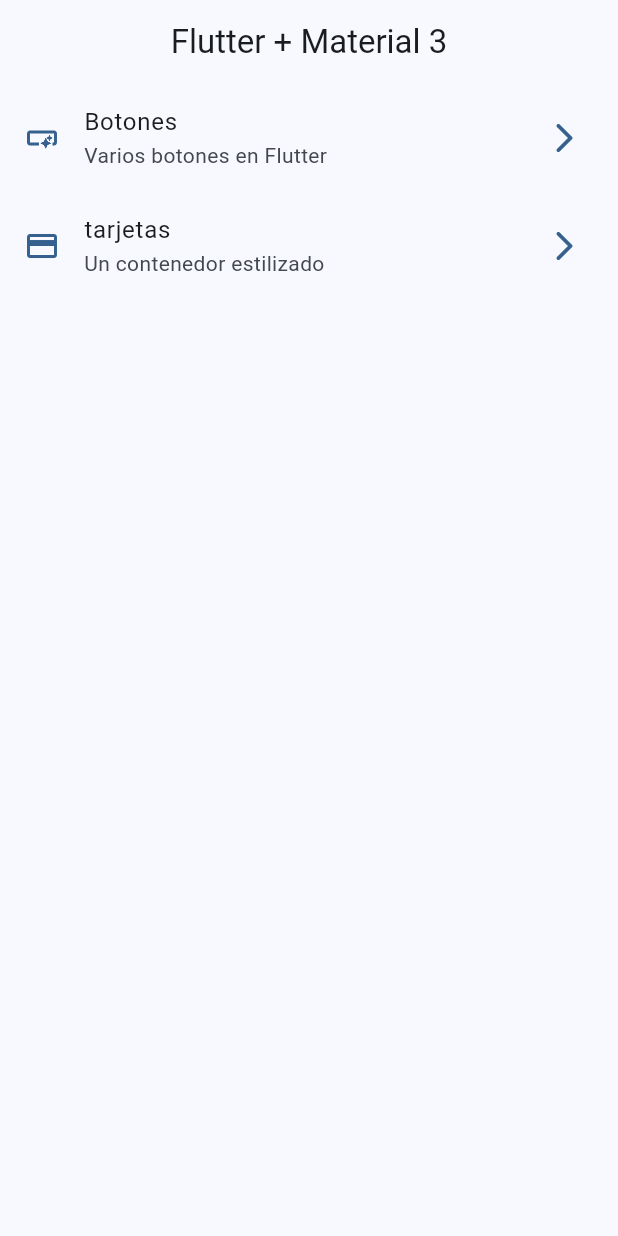
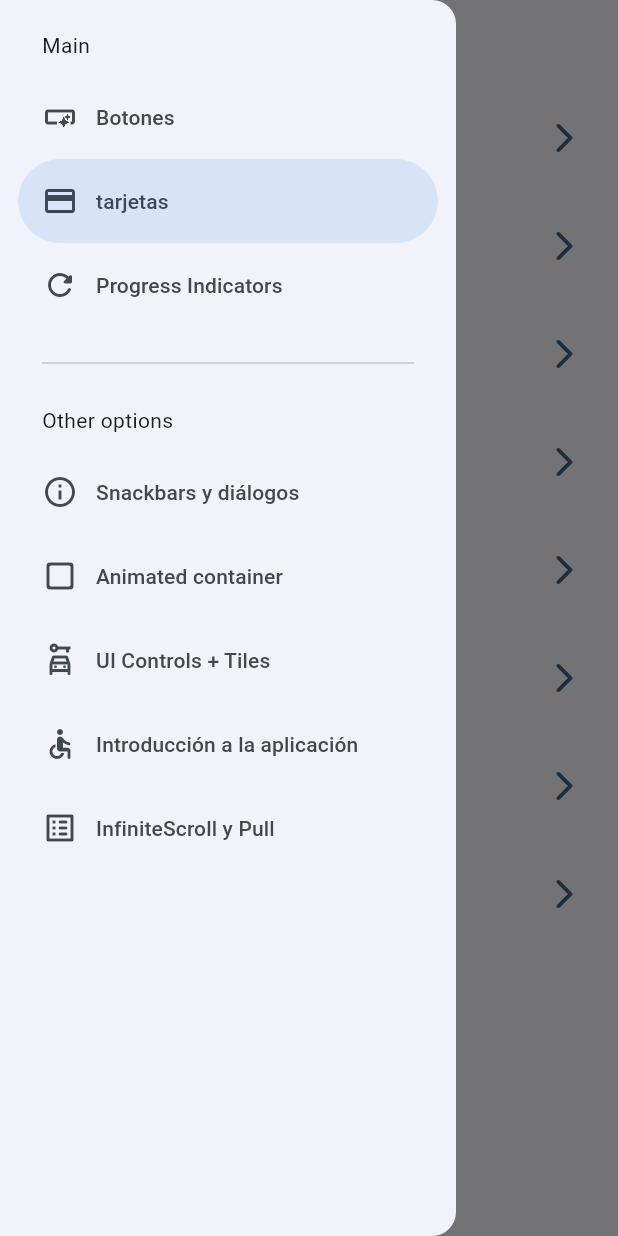
Before and after one commit to GerardSeef/widget_app, a Flutter app: the screen it shows after launch, with the side drawer open (before the commit the screen has no drawer), on a phone screen of 412 x 824 dp. Run offline on Flutter 3.47's test engine with Material 2 defaults, Android fonts, the phone set to English and light mode, and no system bars; our stand-ins replace go_router.

Commit message:
ultimos cambios y revision

```diff
--- a/lib/config/menu/menu_items.dart
+++ b/lib/config/menu/menu_items.dart
@@ -2,13 +2,13 @@ import 'package:flutter/material.dart' show IconData, Icons;
 
 class MenuItem {
   final String title;
-  final String subtitle;
+  final String subTitle;
   final String link;
   final IconData icon;
 
   const MenuItem(
       {required this.title,
-      required this.subtitle,
+      required this.subTitle,
       required this.link,
       required this.icon});
 }
@@ -16,14 +16,56 @@ class MenuItem {
 const appMenuItems = <MenuItem>[
   MenuItem(
     title: 'Botones',
-    subtitle: 'Varios botones en Flutter',
+    subTitle: 'Varios botones en Flutter',
     link: '/buttons',
     icon: Icons.smart_button_outlined
     ),
     MenuItem(
     title: 'tarjetas',
-    subtitle: 'Un contenedor estilizado',
+    subTitle: 'Un contenedor estilizado',
     link: '/cards',
     icon: Icons.credit_card
     ),
+
+  MenuItem(
+    title: 'Progress Indicators',
+    subTitle: 'Generales y controlados',
+    link: '/progress',
+    icon: Icons.refresh_rounded
+  ),
+
+  MenuItem(
+    title: 'Snackbars y diálogos',
+    subTitle: 'Indicadores en pantalla',
+    link: '/snackbars',
+    icon: Icons.info_outline
+  ),
+
+  MenuItem(
+    title: 'Animated container',
+    subTitle: 'Stateful widget animado',
+    link: '/animated',
+    icon: Icons.check_box_outline_blank_rounded
+  ),
+
+  MenuItem(
+    title: 'UI Controls + Tiles',
+    subTitle: 'Una serie de controles de Flutter',
+    link: '/ui-controls',
+    icon: Icons.car_rental_outlined
+  ),
+
+  MenuItem(
+    title: 'Introducción a la aplicación',
+    subTitle: 'Pequeño tutorial introductorio',
+    link: '/tutorial',
+    icon: Icons.accessible_rounded
+  ),
+
+  MenuItem(
+    title: 'InfiniteScroll y Pull',
+    subTitle: 'Listas infinitas y pull to refresh',
+    link: '/infinite',
+    icon: Icons.list_alt_rounded
+  ),
 ];
--- a/lib/presentation/buttons/buttons_screen.dart
+++ b/lib/presentation/buttons/buttons_screen.dart
@@ -114,9 +114,9 @@ class CustomButton extends StatelessWidget {
           onTap: () {
 
           },
-          child: Padding(
-            padding: const EdgeInsets.symmetric(horizontal: 20, vertical: 10),
-            child: const Text('Hola mundo', style: TextStyle(color: Colors.white),),
+          child: const Padding(
+            padding: EdgeInsets.symmetric(horizontal: 20, vertical: 10),
+            child: Text('Hola mundo', style: TextStyle(color: Colors.white),),
           ),
         ),
       ),
--- a/lib/presentation/screens/home/home_screen.dart
+++ b/lib/presentation/screens/home/home_screen.dart
@@ -1,7 +1,7 @@
 import 'package:flutter/material.dart';
 import 'package:go_router/go_router.dart';
 import 'package:widget_app/config/menu/menu_items.dart';
-import 'package:widget_app/presentation/cards/cards_screen.dart';
+import 'package:widget_app/presentation/screens/widgets/side_menu.dart';
 
 class HomeScreen extends StatelessWidget {
   static const String name = 'home_screen';
@@ -14,6 +14,7 @@ class HomeScreen extends StatelessWidget {
         title: const Text('Flutter + Material 3'),
       ),
       body: const _HomeView(),
+      drawer: const SideMenu(),
     );
   }
 }
@@ -53,7 +54,7 @@ class _CustomListTile extends StatelessWidget {
         color: colors.primary,
       ),
       title: Text(menuItem.title),
-      subtitle: Text(menuItem.subtitle),
+      subtitle: Text(menuItem.subTitle),
       onTap: () {
         //  Navigator.of(context).push(
         //     MaterialPageRoute(
--- /dev/null
+++ b/lib/presentation/screens/widgets/side_menu.dart
@@ -0,0 +1,63 @@
+import 'package:flutter/material.dart';
+import 'package:widget_app/config/menu/menu_items.dart';
+
+class SideMenu extends StatefulWidget {
+  const SideMenu({super.key});
+
+  @override
+  State<SideMenu> createState() => _SideMenuState();
+}
+
+class _SideMenuState extends State<SideMenu> {
+  int navDrawerIndex = 1;
+  @override
+  Widget build(BuildContext context) {
+    final hasNotch = MediaQuery.of(context).viewPadding.top > 35;
+    return NavigationDrawer(
+      selectedIndex: navDrawerIndex,
+      onDestinationSelected: (value) {
+        setState(() {
+          navDrawerIndex = value;
+        });
+      },
+      children: [
+
+        Padding(
+          padding: EdgeInsets.fromLTRB(28, hasNotch ? 10 : 20, 16, 10),
+          child: const Text('Main'),
+          ),
+
+        ...appMenuItems
+        .sublist(0,3)
+        .map( (item) {
+          return NavigationDrawerDestination(
+          icon: Icon(  item.icon ),
+          label: Text( item.title ),
+        );
+        },
+      ),
+
+      const Padding(
+        padding: EdgeInsets.fromLTRB(28, 16, 28, 10),
+        child: Divider(),
+        ),
+
+      const Padding(
+          padding: EdgeInsets.fromLTRB(28, 10, 16, 10),
+          child: Text('Other options'),
+          ),
+
+        ...appMenuItems
+        .sublist(3)
+        .map( (item) {
+          return NavigationDrawerDestination(
+          icon: Icon(  item.icon ),
+          label: Text( item.title ),
+        );
+        },
+      ),
+
+      ],
+    );
+  }
+}
--- a/pubspec.yaml
+++ b/pubspec.yaml
@@ -10,6 +10,7 @@ dependencies:
   flutter:
     sdk: flutter
   go_router: ^12.0.0
+  http: ^1.1.0
 
 dev_dependencies:
   flutter_lints: ^2.0.0
```
Also changed, not shown: pubspec.lock.
